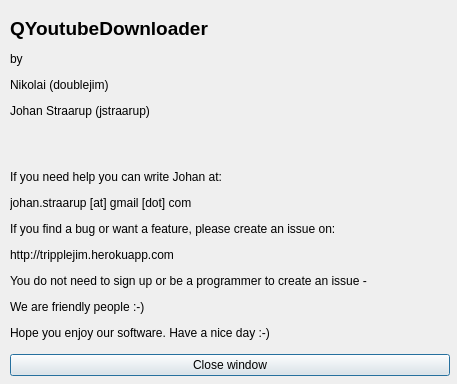
Above: aboutwindow.ui from doublejim/QYoutubeDownloader before the change. Below: the same form after it.
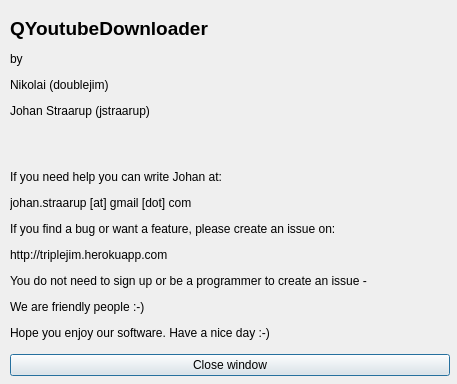
That is the form after the change.

```diff
--- a/aboutwindow.ui
+++ b/aboutwindow.ui
@@ -32,7 +32,7 @@
     <item>
      <widget class="QLabel" name="label">
       <property name="text">
-       <string>&lt;html&gt;&lt;head/&gt;&lt;body&gt;&lt;p&gt;&lt;span style=&quot; font-size:14pt; font-weight:600;&quot;&gt;QYoutubeDownloader&lt;/span&gt;&lt;/p&gt;&lt;p&gt;by&lt;/p&gt;&lt;p&gt;Nikolai (doublejim)&lt;/p&gt;&lt;p&gt;Johan Straarup (jstraarup)&lt;/p&gt;&lt;p&gt;&lt;br/&gt;&lt;/p&gt;&lt;p&gt;If you need help you can write Johan at:&lt;/p&gt;&lt;p&gt;johan.straarup [at] gmail [dot] com&lt;/p&gt;&lt;p&gt;If you find a bug or want a feature, please create an issue on: &lt;/p&gt;&lt;p&gt;http://tripplejim.herokuapp.com&lt;/p&gt;&lt;p&gt;You do not need to sign up or be a programmer to create an issue -&lt;/p&gt;&lt;p&gt;We are friendly people :-)&lt;/p&gt;&lt;p&gt;Hope you enjoy our software. Have a nice day :-)&lt;/p&gt;&lt;/body&gt;&lt;/html&gt;</string>
+       <string>&lt;html&gt;&lt;head/&gt;&lt;body&gt;&lt;p&gt;&lt;span style=&quot; font-size:14pt; font-weight:600;&quot;&gt;QYoutubeDownloader&lt;/span&gt;&lt;/p&gt;&lt;p&gt;by&lt;/p&gt;&lt;p&gt;Nikolai (doublejim)&lt;/p&gt;&lt;p&gt;Johan Straarup (jstraarup)&lt;/p&gt;&lt;p&gt;&lt;br/&gt;&lt;/p&gt;&lt;p&gt;If you need help you can write Johan at:&lt;/p&gt;&lt;p&gt;johan.straarup [at] gmail [dot] com&lt;/p&gt;&lt;p&gt;If you find a bug or want a feature, please create an issue on: &lt;/p&gt;&lt;p&gt;http://triplejim.herokuapp.com&lt;/p&gt;&lt;p&gt;You do not need to sign up or be a programmer to create an issue -&lt;/p&gt;&lt;p&gt;We are friendly people :-)&lt;/p&gt;&lt;p&gt;Hope you enjoy our software. Have a nice day :-)&lt;/p&gt;&lt;/body&gt;&lt;/html&gt;</string>
       </property>
       <property name="textFormat">
        <enum>Qt::AutoText</enum>
```
